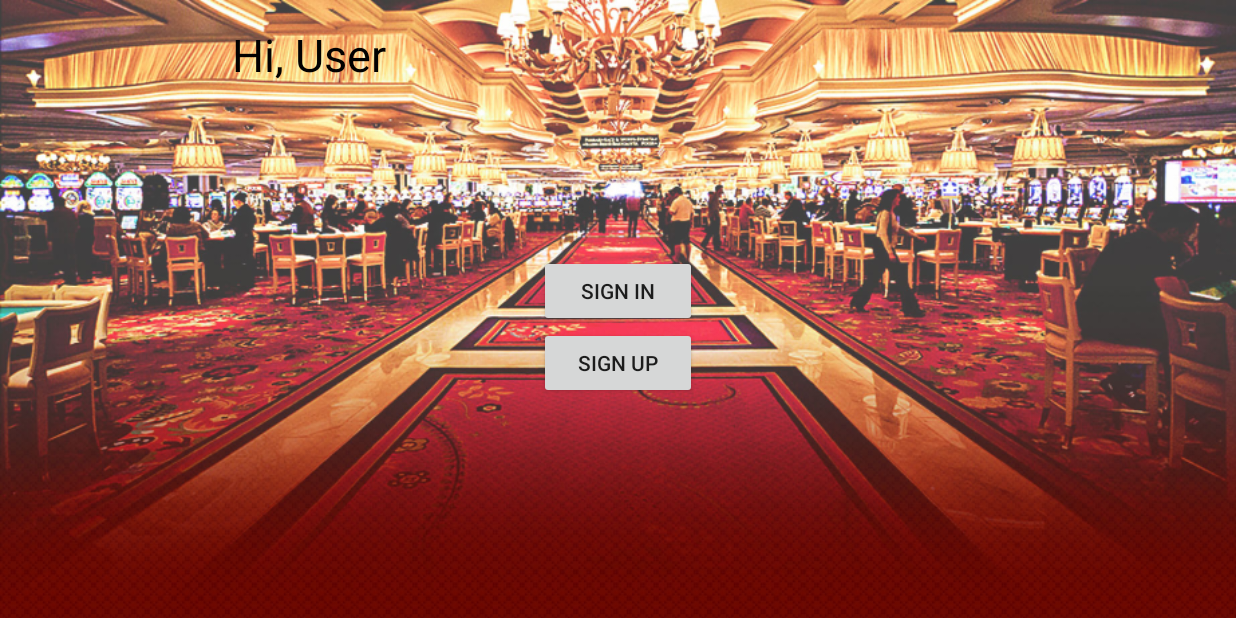
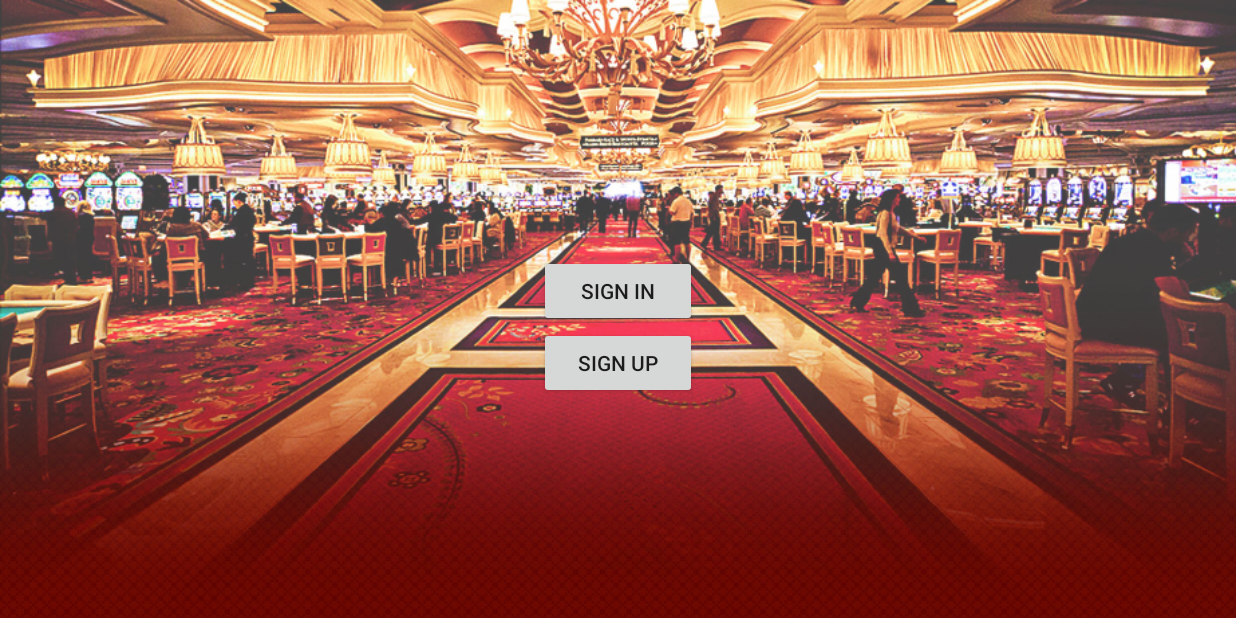
Before and after one commit to dvirs/CasinoGamesApp, an Android app: the screen it shows after launch (CasinoLobbyActivity), on a phone screen of 824 x 412 dp (held sideways). Run offline under Robolectric (Android 15) with nearby library versions, the phone set to English and light mode, and no system bars.

Commit message:
all done

```diff
--- a/app/src/main/java/com/example/admin/casinogames/CasinoLobbyActivity.java
+++ b/app/src/main/java/com/example/admin/casinogames/CasinoLobbyActivity.java
@@ -79,7 +79,7 @@ public class CasinoLobbyActivity extends Activity {
 
     private void setComponentVisability(Bundle bund) {
         if(bund == null) {
-            userNameTxt.setText(R.string.welcom_user);
+            userNameTxt.setVisibility(View.INVISIBLE);
             totalMoneyTxt.setText("");
             cubes_btn.setVisibility(View.INVISIBLE);
             poker_btn.setVisibility(View.INVISIBLE);
@@ -100,7 +100,7 @@ public class CasinoLobbyActivity extends Activity {
             userImage.setVisibility(View.VISIBLE);
             signInBtn.setVisibility(View.INVISIBLE);
             signUpBtn.setVisibility(View.INVISIBLE);
-
+            userNameTxt.setVisibility(View.VISIBLE);
             userInfo = (ArrayList) bund.get("userinfo");
             userBM = utils.decodeTobase64(userInfo.get(5).toString());
             if(userBM != null) userImage.setImageBitmap(userBM);
--- a/app/src/main/java/com/example/admin/casinogames/PokerActivity.java
+++ b/app/src/main/java/com/example/admin/casinogames/PokerActivity.java
@@ -656,7 +656,7 @@ public class PokerActivity extends Activity {
 
         Log.e("debug", "card_index = " + card_index + " allCards[i] = " + allCards.get(card_index));
         flip.setTarget(imageView);
-        flip.setDuration(2000);
+        flip.setDuration(1500);
         flip.addListener(new Animator.AnimatorListener() {
             @Override
             public void onAnimationStart(Animator animation) {
--- a/app/src/main/java/com/example/admin/casinogames/RegisterActivity.java
+++ b/app/src/main/java/com/example/admin/casinogames/RegisterActivity.java
@@ -69,7 +69,7 @@ public class RegisterActivity extends Activity {
                 firstPass = ""+password.getText().toString();
                 secondPass = ""+rePassword.getText().toString();
 
-              //  if(validations(emailStr, firstPass, secondPass)){
+                if(validations(emailStr, firstPass, secondPass)){
                     ArrayList<NameValuePair> userInfoArray = new ArrayList<NameValuePair>();
                     userInfoArray.add(new BasicNameValuePair("username",user));
                     userInfoArray.add(new BasicNameValuePair("email",emailStr));
@@ -78,9 +78,9 @@ public class RegisterActivity extends Activity {
                     //Create a new Insert User Task
                     new InsertUserTask(userInfoArray,activity).execute(new apiConnectorDB());
 
-             //   } else {
-             //       wrongInputTxt.setText(R.string.wrong_reg);
-             //   }
+                } else {
+                    wrongInputTxt.setText(R.string.wrong_reg);
+                }
             }
         });
 
@@ -100,12 +100,14 @@ public class RegisterActivity extends Activity {
     }
 
     protected void onActivityResult(int requestCode, int resultCode, Intent data) {
+        if(data != null) {
             //get the returned data
             Bundle extras = data.getExtras();
             //get the cropped bitmap
             thePic = extras.getParcelable("data");
             imageData = utils.encodeTobase64(thePic);
             picView.setImageBitmap(thePic);
+        }
     }
 
 
--- a/app/src/main/res/layout/activity_casino_lobby.xml
+++ b/app/src/main/res/layout/activity_casino_lobby.xml
@@ -64,7 +64,7 @@
         android:layout_weight="0.16"
         android:textColor="#fe010000"
         android:textSize="30dp"
-        android:layout_alignTop="@+id/userImage"
+        android:layout_alignTop="@+id/liner"
         android:layout_toRightOf="@+id/settings_btn"
         android:layout_toEndOf="@+id/settings_btn" />
     <TextView
@@ -104,18 +104,17 @@
         android:layout_alignRight="@+id/sign_in_btn_lob"
         android:layout_alignEnd="@+id/sign_in_btn_lob" />
 
+    <LinearLayout
+        android:layout_width="120dp"
+        android:layout_height="120dp"
+        android:id="@+id/liner">
     <com.example.admin.casinogames.UtilClass.roundedImageView
-        android:layout_width="wrap_content"
-        android:layout_height="wrap_content"
+        android:layout_width="80dp"
+        android:layout_height="80dp"
         android:id="@+id/userImage"
         android:src="@drawable/icon"
-        android:maxWidth="80dp"
-        android:maxHeight="80dp"
-        android:nestedScrollingEnabled="false"
-        android:adjustViewBounds="true"
-        android:layout_alignParentTop="true"
-        android:layout_alignParentLeft="true"
-        android:layout_alignParentStart="true" />
 
+        android:adjustViewBounds="true" />
+    </LinearLayout>
 
 </RelativeLayout>
--- a/app/src/main/res/layout/item_layout.xml
+++ b/app/src/main/res/layout/item_layout.xml
@@ -18,7 +18,7 @@
  />
 </LinearLayout>
 <LinearLayout
-    android:layout_width="200dp"
+    android:layout_width="170dp"
     android:layout_height="90dp"
     android:orientation="vertical"
     android:layout_alignParentTop="true"
```
Lines whose indentation alone changed are shown as unchanged.
